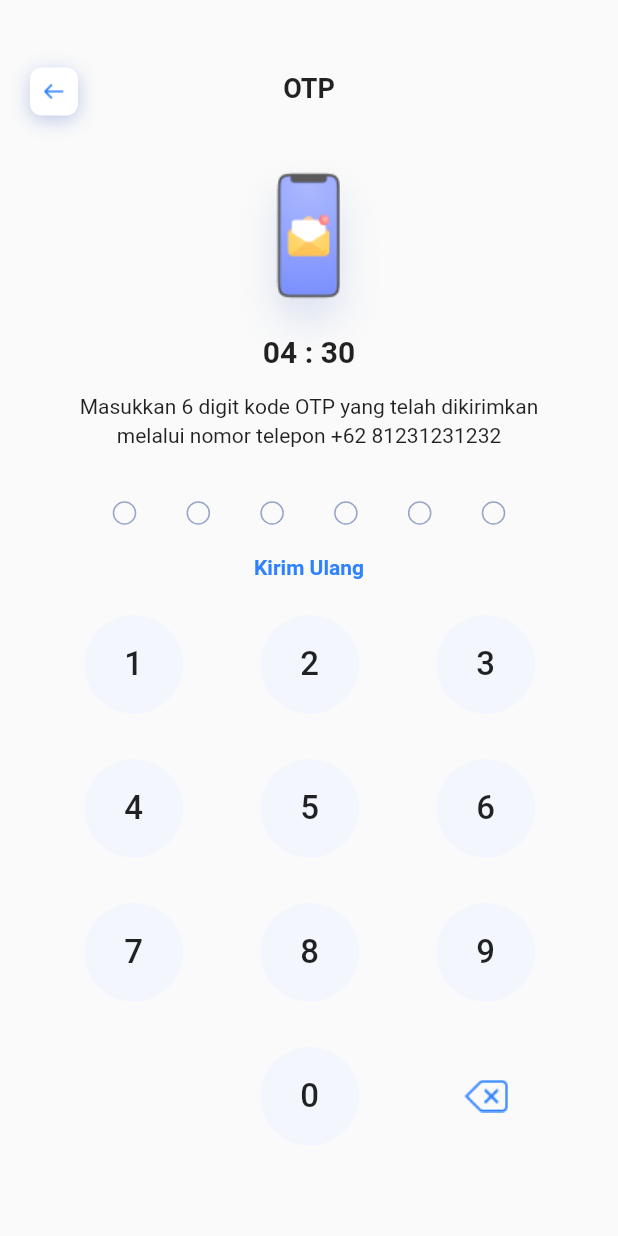
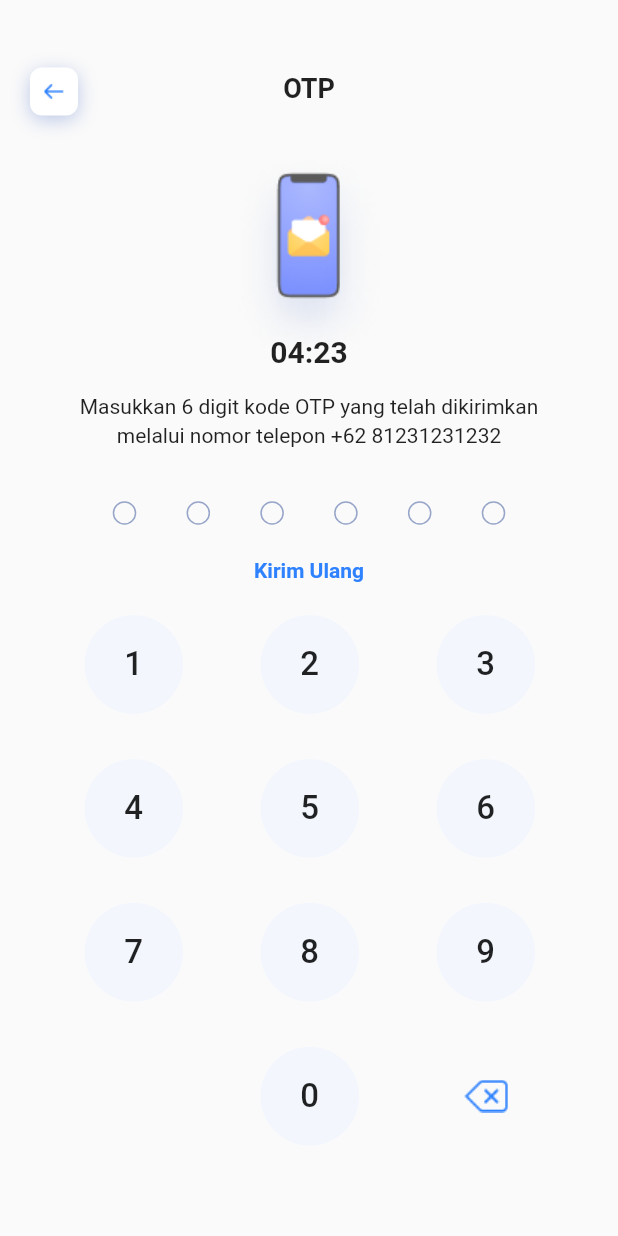
Before and after one commit to fadhilbima/sephora, a Flutter app: the screen it shows after launch, on a phone screen of 412 x 824 dp. Run offline on Flutter 3.47's test engine with Material 2 defaults, Android fonts, the light colour scheme and no system bars; our stand-ins replace expandable.

Commit message:
sephora_regist_and_otp_logic(OnProgress)

```diff
--- a/lib/register/register_screens/register_otp.dart
+++ b/lib/register/register_screens/register_otp.dart
@@ -1,10 +1,11 @@
+import 'dart:async';
+
 import 'package:flutter/material.dart';
 import 'package:sephora_project/register/register_widgets/otp_widget/otp_keyboard.dart';
 import 'package:sephora_project/register/register_widgets/otp_widget/otp_pin_input.dart';
 import 'package:sephora_project/register/register_widgets/otp_widget/otp_resend_text_button.dart';
 import 'package:sephora_project/register/register_widgets/otp_widget/otp_text.dart';
 import 'package:sephora_project/register/register_widgets/otp_widget/otp_title.dart';
-import 'package:sephora_project/register/register_widgets/otp_widget/timer.dart';
 
 import '../register_widgets/register_back_button.dart';
 
@@ -17,6 +18,25 @@ class RegisterOtp extends StatefulWidget {
 class _RegisterOtpState extends State<RegisterOtp> {
   final _otplength = 6;
   String _otpvalue = '';
+
+  Timer? timerCount;
+  late int waktuTersisa;
+  final detik = (4*60)+30;
+
+
+  @override
+  void initState(){
+    waktuTersisa = detik;
+    super.initState();
+    timerCount = Timer.periodic(Duration(seconds: 1), (timer) {
+      setState(() {
+        waktuTersisa--;
+      });
+      if(waktuTersisa==0){
+        return timerCount!.cancel();
+      }
+    });
+  }
   @override
   Widget build(BuildContext context) {
     return Scaffold(
@@ -54,7 +74,7 @@ class _RegisterOtpState extends State<RegisterOtp> {
           ),
           Padding(
             padding: EdgeInsets.only(top: 223),
-            child: Timer(),
+            child: Text(timerReduct(waktuTersisa), style: TextStyle(fontSize: 20, fontWeight: FontWeight.bold),),
           ),
           Padding(
             padding: EdgeInsets.only(top: 410, right: 42, left: 43),
@@ -77,14 +97,7 @@ class _RegisterOtpState extends State<RegisterOtp> {
           ),
           Padding(
             padding: EdgeInsets.symmetric(horizontal: 72, vertical: 331),
-            child: Container(
-              height: 22,
-              child: Column(
-                children: [
-                  InputPinGlobal(otpValue: _otpvalue, otpLength: _otplength,)
-                ],
-              )
-            )
+            child: InputPinGlobal(otpValue: _otpvalue, otpLength: _otplength,),
           ),
           Padding(
             padding: EdgeInsets.symmetric(vertical: 370, horizontal: 151),
@@ -107,5 +120,11 @@ class _RegisterOtpState extends State<RegisterOtp> {
     }
   }
 
-
+  String timerReduct(int seconds) {
+    final duration = Duration(seconds: waktuTersisa).toString();
+    final split = duration.split('.').first;
+    final removing = split.split(':')..removeAt(0);
+    final runtime = removing.join(':');
+    return runtime;
+  }
 }
--- a/lib/register/register_widgets/otp_widget/otp_pin_input.dart
+++ b/lib/register/register_widgets/otp_widget/otp_pin_input.dart
@@ -17,7 +17,7 @@ class _InputPinGlobalState extends State<InputPinGlobal> {
       mainAxisAlignment: MainAxisAlignment.spaceBetween,
       children: List.generate(widget.otpLength, (index) => index+1).map((e) {
         return OtpInputPin(active: e <= widget.otpValue.length);
-      }).toList()
+      }).toList(),
     );
   }
 }
--- a/lib/register/register_widgets/otp_widget/otp_resend_text_button.dart
+++ b/lib/register/register_widgets/otp_widget/otp_resend_text_button.dart
@@ -5,6 +5,19 @@ class ResendTextButton extends StatelessWidget {
 
   @override
   Widget build(BuildContext context) {
-    return Text('Kirim Ulang', style: TextStyle(fontSize: 14, fontWeight: FontWeight.w600, color: Color(0xFF2F82FF)),);
+    return Row(
+      mainAxisAlignment: MainAxisAlignment.center,
+      children: [
+        Expanded(
+          child: Container(
+            width: 75,
+            height: 20,
+            child: Center(
+              child: Text('Kirim Ulang', style: TextStyle(fontSize: 14, fontWeight: FontWeight.w600, color: Color(0xFF2F82FF)),),
+            )
+          ),
+        )
+      ],
+    );
   }
 }
--- a/lib/register/register_widgets/otp_widget/timer.dart
+++ b/lib/register/register_widgets/otp_widget/timer.dart
@@ -1,10 +1,18 @@
 import 'package:flutter/material.dart';
 
-class Timer extends StatelessWidget {
-  const Timer({Key? key}) : super(key: key);
+class Pewaktu extends StatefulWidget {
+  Pewaktu({Key? key, required this.sisaWaktu}) : super(key: key);
+
+  int sisaWaktu;
 
   @override
+  State<Pewaktu> createState() => _PewaktuState();
+}
+
+class _PewaktuState extends State<Pewaktu> {
+  @override
+
   Widget build(BuildContext context) {
-    return Text('04 : 30', style: TextStyle(fontSize: 20, fontWeight: FontWeight.bold),);
+    return Text('gagal', style: TextStyle(fontSize: 20, fontWeight: FontWeight.bold),);
   }
 }
```
